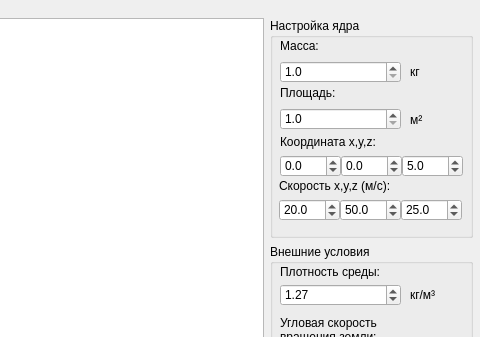
First picture: the form in form.ui, repository dyakovri/coriolis-force, before the edit; both pictures show x 800 to 1280 and y 0 to 337 of the 1280 by 600 pixel window.
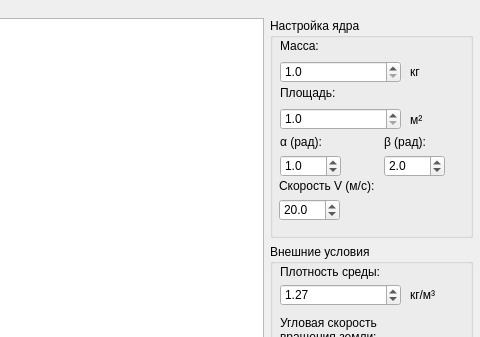
Second picture: the form after the edit. Custom widgets are drawn as their Qt base class.

Patch:
```diff
--- a/form.ui
+++ b/form.ui
@@ -142,12 +142,12 @@
             <rect>
              <x>10</x>
              <y>116</y>
-             <width>161</width>
+             <width>61</width>
              <height>16</height>
             </rect>
            </property>
            <property name="text">
-            <string>Координата x,y,z:</string>
+            <string>α (рад):</string>
            </property>
           </widget>
           <widget class="QDoubleSpinBox" name="M">
@@ -182,13 +182,13 @@
             <number>1</number>
            </property>
            <property name="minimum">
-            <double>-10000000.000000000000000</double>
+            <double>0.000000000000000</double>
            </property>
            <property name="maximum">
             <double>10000000.000000000000000</double>
            </property>
            <property name="value">
-            <double>0.000000000000000</double>
+            <double>1.000000000000000</double>
            </property>
           </widget>
           <widget class="QLabel" name="label_9">
@@ -252,7 +252,7 @@
           <widget class="QDoubleSpinBox" name="Y">
            <property name="geometry">
             <rect>
-             <x>71</x>
+             <x>114</x>
              <y>137</y>
              <width>61</width>
              <height>22</height>
@@ -262,35 +262,13 @@
             <number>1</number>
            </property>
            <property name="minimum">
-            <double>-10000000.000000000000000</double>
-           </property>
-           <property name="maximum">
-            <double>10000000.000000000000000</double>
-           </property>
-           <property name="value">
             <double>0.000000000000000</double>
            </property>
-          </widget>
-          <widget class="QDoubleSpinBox" name="Z">
-           <property name="geometry">
-            <rect>
-             <x>132</x>
-             <y>137</y>
-             <width>61</width>
-             <height>22</height>
-            </rect>
-           </property>
-           <property name="decimals">
-            <number>1</number>
-           </property>
-           <property name="minimum">
-            <double>0.000000000000000</double>
-           </property>
            <property name="maximum">
             <double>10000000.000000000000000</double>
            </property>
            <property name="value">
-            <double>5.000000000000000</double>
+            <double>2.000000000000000</double>
            </property>
           </widget>
           <widget class="QDoubleSpinBox" name="xV">
@@ -325,51 +303,20 @@
             </rect>
            </property>
            <property name="text">
-            <string>Скорость x,y,z (м/с):</string>
+            <string>Скорость V (м/с):</string>
            </property>
           </widget>
-          <widget class="QDoubleSpinBox" name="zV">
+          <widget class="QLabel" name="label_14">
            <property name="geometry">
             <rect>
-             <x>131</x>
-             <y>181</y>
+             <x>114</x>
+             <y>116</y>
              <width>61</width>
-             <height>22</height>
+             <height>16</height>
             </rect>
            </property>
-           <property name="decimals">
-            <number>1</number>
-           </property>
-           <property name="minimum">
-            <double>-10000000.000000000000000</double>
-           </property>
-           <property name="maximum">
-            <double>10000000.000000000000000</double>
-           </property>
-           <property name="value">
-            <double>25.000000000000000</double>
-           </property>
-          </widget>
-          <widget class="QDoubleSpinBox" name="yV">
-           <property name="geometry">
-            <rect>
-             <x>70</x>
-             <y>181</y>
-             <width>61</width>
-             <height>22</height>
-            </rect>
-           </property>
-           <property name="decimals">
-            <number>1</number>
-           </property>
-           <property name="minimum">
-            <double>-10000000.000000000000000</double>
-           </property>
-           <property name="maximum">
-            <double>10000000.000000000000000</double>
-           </property>
-           <property name="value">
-            <double>50.000000000000000</double>
+           <property name="text">
+            <string>β (рад):</string>
            </property>
           </widget>
          </widget>
```
Left out of the diff: 8 changed lines with no effect on the pictures.
